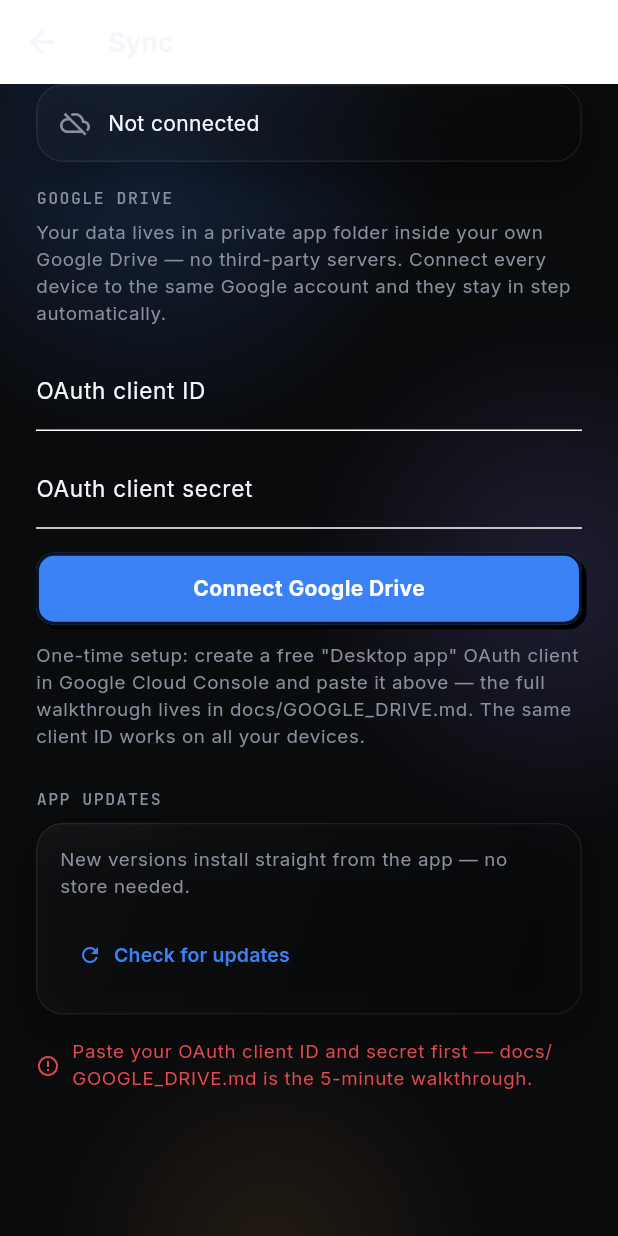
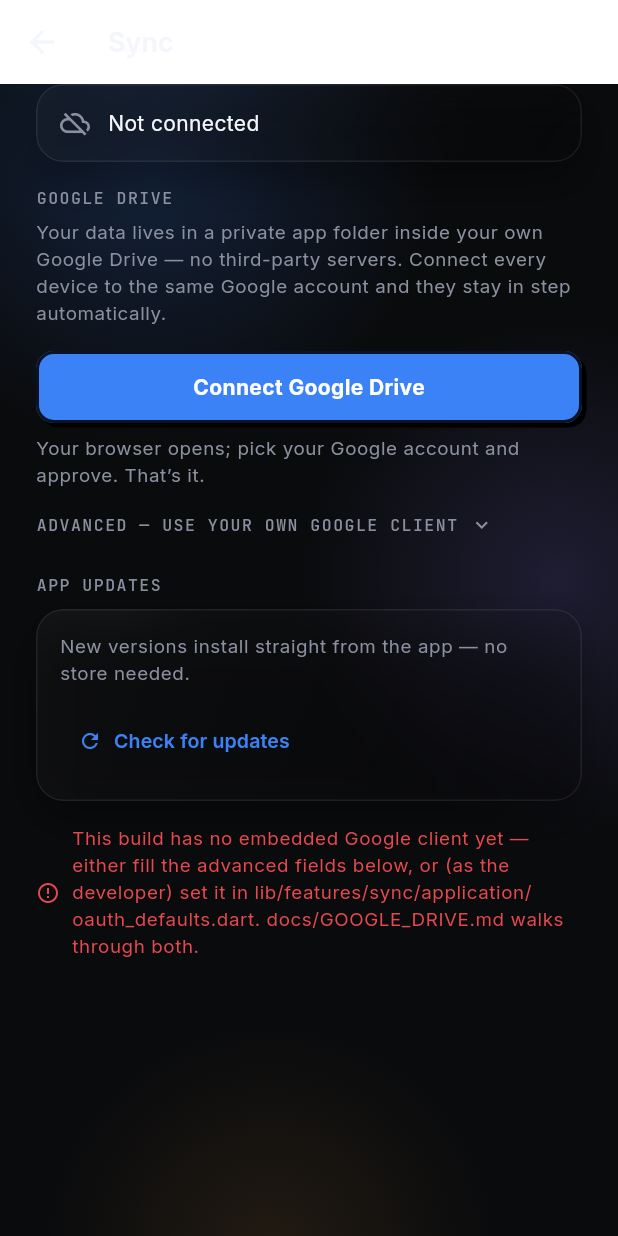
Before and after one commit to Lakshaypal/Quantum-Habits, a Flutter app: the SyncSettingsScreen screen opened directly, after a tap on "Connect Google Drive", on a phone screen of 412 x 824 dp. Run offline on Flutter 3.47's test engine with Material 3 defaults, Android fonts, the phone set to English and light mode, and no system bars; our stand-ins replace drift, drift_flutter, flutter_riverpod, flutter_secure_storage, google_fonts, local_auth; missing offline and left inert: cryptography; accounts and stored records are empty; generated files the repository leaves out were written again.

Commit message:
One-tap Google Drive connect via embedded product OAuth client
Customers just tap Connect → Google consent → done. The developer bakes
one Desktop OAuth client into oauth_defaults.dart (standard installed-app
pattern; secret is non-confidential per Google). Paste-your-own-client is
now an Advanced fallback. docs/GOOGLE_DRIVE.md rewritten around the
product flow, incl. the publish-to-production step (Testing mode expires
refresh tokens after 7 days).

Co-Authored-By: Claude Fable 5 <noreply@anthropic.com>

```diff
--- /dev/null
+++ b/lib/features/sync/application/oauth_defaults.dart
@@ -0,0 +1,20 @@
+/// Product-wide Google OAuth client, baked into the build so customers never
+/// see client IDs — they just tap "Connect Google Drive" and approve.
+///
+/// ONE-TIME developer setup (you, not your users — see docs/GOOGLE_DRIVE.md):
+///  1. Google Cloud Console → create project → enable Drive API.
+///  2. OAuth consent screen → External → fill name/email →
+///     **Publish to production** (in "Testing" mode Google expires refresh
+///     tokens after 7 days — customers would be disconnected weekly).
+///  3. Credentials → Create OAuth client ID → type **Desktop app**.
+///  4. Paste the two values below and rebuild/release.
+///
+/// Installed-app client secrets are explicitly non-confidential per Google's
+/// OAuth docs — embedding them is the standard pattern for desktop/mobile
+/// apps. Access to a user's Drive is still gated by their own Google login
+/// and consent.
+const kDefaultGoogleClientId = '';
+const kDefaultGoogleClientSecret = '';
+
+bool get hasEmbeddedGoogleClient =>
+    kDefaultGoogleClientId.isNotEmpty && kDefaultGoogleClientSecret.isNotEmpty;
--- a/lib/features/sync/presentation/sync_settings_screen.dart
+++ b/lib/features/sync/presentation/sync_settings_screen.dart
@@ -8,6 +8,7 @@ import '../../../core/widgets/glass_card.dart';
 import '../../../core/widgets/neo_block.dart';
 import '../../habits/application/habit_providers.dart' show databaseProvider;
 import '../../updates/update_service.dart';
+import '../application/oauth_defaults.dart';
 import '../application/sync_engine.dart';
 
 const _ok = Color(0xFF34D399);
@@ -29,6 +30,7 @@ class _SyncSettingsScreenState extends ConsumerState<SyncSettingsScreen> {
   String? _localError;
   bool _checkingUpdate = false;
   UpdateCheck? _updateCheck;
+  bool _showAdvanced = false;
 
   @override
   void initState() {
@@ -113,6 +115,23 @@ class _SyncSettingsScreenState extends ConsumerState<SyncSettingsScreen> {
     );
   }
 
+  Future<void> _connect(SyncEngine engine) => _run(() async {
+        final customId = _clientId.text.trim();
+        final customSecret = _clientSecret.text.trim();
+        if (customId.isNotEmpty && customSecret.isNotEmpty) {
+          await engine.connect(customId, customSecret);
+        } else if (hasEmbeddedGoogleClient) {
+          await engine.connect(
+              kDefaultGoogleClientId, kDefaultGoogleClientSecret);
+        } else {
+          throw Exception(
+              'This build has no embedded Google client yet — either fill '
+              'the advanced fields below, or (as the developer) set it in '
+              'lib/features/sync/application/oauth_defaults.dart. '
+              'docs/GOOGLE_DRIVE.md walks through both.');
+        }
+      });
+
   List<Widget> _buildConnect(TextTheme t, SyncEngine engine) => [
         Text('GOOGLE DRIVE', style: t.labelSmall),
         const SizedBox(height: 6),
@@ -123,36 +142,46 @@ class _SyncSettingsScreenState extends ConsumerState<SyncSettingsScreen> {
           style: t.bodySmall,
         ),
         const SizedBox(height: Insets.lg),
-        _field(_clientId, 'OAuth client ID',
-            hint: 'xxxx.apps.googleusercontent.com'),
-        const SizedBox(height: Insets.md),
-        _field(_clientSecret, 'OAuth client secret',
-            hint: 'GOCSPX-…', obscure: true),
-        const SizedBox(height: Insets.lg),
+        // The whole flow for customers: one tap → Google consent → done.
         NeoBlock(
           color: AppColors.electricBlue,
           foreground: Colors.white,
-          onTap: _busy
-              ? null
-              : () => _run(() async {
-                    if (_clientId.text.trim().isEmpty ||
-                        _clientSecret.text.trim().isEmpty) {
-                      throw Exception(
-                          'Paste your OAuth client ID and secret first — '
-                          'docs/GOOGLE_DRIVE.md is the 5-minute walkthrough.');
-                    }
-                    await engine.connect(
-                        _clientId.text, _clientSecret.text);
-                  }),
+          onTap: _busy ? null : () => _connect(engine),
           child: const Center(child: Text('Connect Google Drive')),
         ),
-        const SizedBox(height: Insets.md),
+        const SizedBox(height: Insets.sm),
         Text(
-          'One-time setup: create a free "Desktop app" OAuth client in Google '
-          'Cloud Console and paste it above — the full walkthrough lives in '
-          'docs/GOOGLE_DRIVE.md. The same client ID works on all your devices.',
+          'Your browser opens; pick your Google account and approve. That’s it.',
           style: t.bodySmall,
         ),
+        const SizedBox(height: Insets.lg),
+        GestureDetector(
+          behavior: HitTestBehavior.opaque,
+          onTap: () => setState(() => _showAdvanced = !_showAdvanced),
+          child: Row(
+            children: [
+              Text('ADVANCED — USE YOUR OWN GOOGLE CLIENT',
+                  style: t.labelSmall),
+              const SizedBox(width: Insets.sm),
+              Icon(_showAdvanced ? Icons.expand_less : Icons.expand_more,
+                  size: 16, color: AppColors.muted),
+            ],
+          ),
+        ),
+        if (_showAdvanced) ...[
+          const SizedBox(height: Insets.md),
+          _field(_clientId, 'OAuth client ID',
+              hint: 'xxxx.apps.googleusercontent.com'),
+          const SizedBox(height: Insets.md),
+          _field(_clientSecret, 'OAuth client secret',
+              hint: 'GOCSPX-…', obscure: true),
+          const SizedBox(height: Insets.sm),
+          Text(
+            'Only for self-hosting your own OAuth client '
+            '(docs/GOOGLE_DRIVE.md). Leave empty to use the app’s built-in one.',
+            style: t.bodySmall,
+          ),
+        ],
       ];
 
   List<Widget> _buildConnected(
```
Also changed, not shown: 1 other file.
